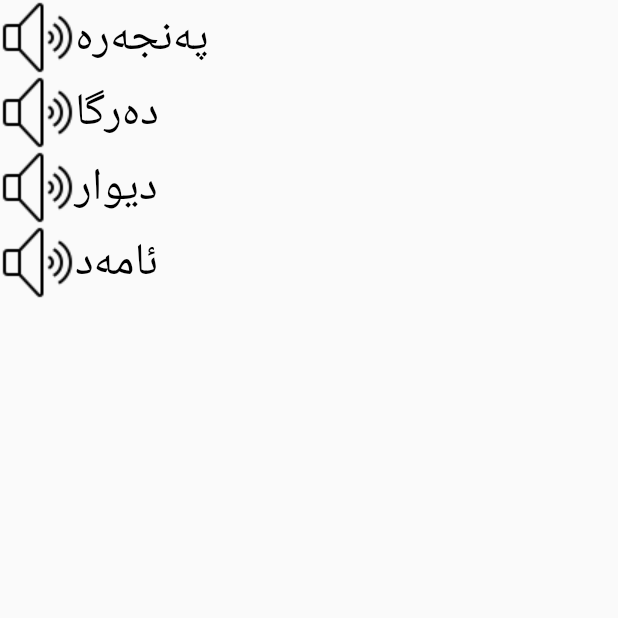
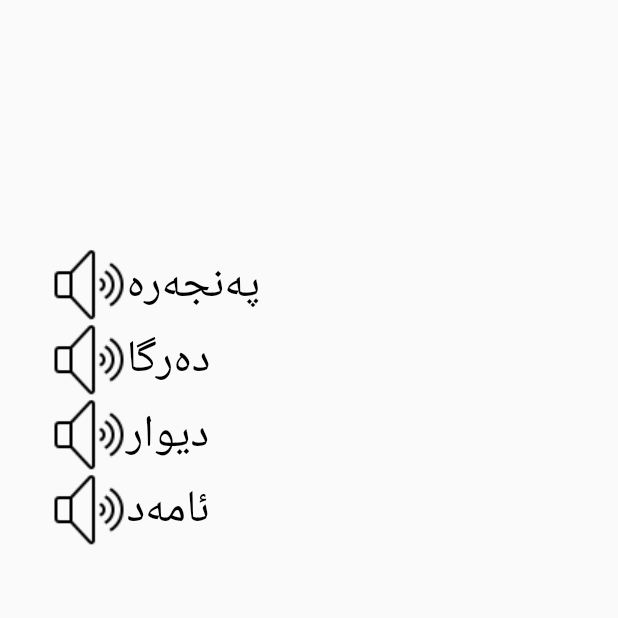
Before and after one commit to AsiaSaeed/studying_kurdish_language, a Flutter app: the screen it shows after launch, on a phone screen of 412 x 824 dp, the top half of it. Run offline on Flutter 3.47's test engine with Material 2 defaults, Android fonts, the phone set to English and light mode, and no system bars; our stand-ins replace audioplayers.

Commit message:
fixed position dor each item circle the letter activity

```diff
--- /dev/null
+++ b/lib/Listener/circle_the_letter_widget_listner.dart
@@ -0,0 +1,48 @@
+import 'package:flutter/cupertino.dart';
+import 'package:flutter/material.dart';
+
+class CircleTheLetterListener extends StatefulWidget {
+  Color color;
+  RichText richText;
+  CircleTheLetterListener(this.color,this.richText);
+  @override
+  _CircleTheLetterListenerState createState() => _CircleTheLetterListenerState();
+}
+
+class _CircleTheLetterListenerState extends State<CircleTheLetterListener> {
+  _CircleTheLetterListenerState();
+  GlobalKey _paintKey = new GlobalKey();
+  Offset _offset;
+  @override
+  Widget build(BuildContext context) {
+    return
+      new Listener(
+        onPointerDown: (PointerDownEvent event) {
+          RenderBox referenceBox = _paintKey.currentContext.findRenderObject();
+          Offset offset = referenceBox.globalToLocal(event.position);
+          setState(() {
+            _offset = offset;
+          });
+        },
+        child: new CustomPaint(
+          key: _paintKey,
+          painter: new MyCustomPainter(_offset,widget.color),
+          child: widget.richText
+        ),
+    );
+  }
+}
+class MyCustomPainter extends CustomPainter {
+  final Offset _offset;
+  var color;
+  MyCustomPainter(this._offset,this.color);
+
+  @override
+  void paint(Canvas canvas, Size size) {
+    if (_offset == null) return;
+    canvas.drawCircle(_offset, 10.0, new Paint()..color = color);
+  }
+
+  @override
+  bool shouldRepaint(MyCustomPainter other) => other._offset != _offset;
+}
--- a/lib/circle_the_letter.dart
+++ b/lib/circle_the_letter.dart
@@ -1,6 +1,8 @@
 import 'package:flutter/cupertino.dart';
 import 'package:flutter/gestures.dart';
 import 'package:flutter/material.dart';
+import 'package:studying_kurdish_language/Listener/circle_the_letter_widget_listner.dart';
+import 'package:audioplayers/audioplayers.dart';
 
 class CircleTheLetter extends StatefulWidget {
   @override
@@ -10,8 +12,8 @@ class CircleTheLetter extends StatefulWidget {
 class _CircleTheLetterState extends State<CircleTheLetter> {
   var widthUnit;
   var heightUnit;
-  double positionX = 0;
-  double positionY = 0;
+  double positionX=0;
+  double positionY=0;
   var letterColors = [Colors.black, Colors.black, Colors.black, Colors.black];
   static var circleColors = [
     Color(0xfffafafa),
@@ -29,102 +31,36 @@ class _CircleTheLetterState extends State<CircleTheLetter> {
   int ff = 0;
   int rf = 0;
   double textSize = 30;
-  var textChangedSize = [30.0, 30.0, 30.0, 30.0];
+  var textChangedSize = [30.0,30.0,30.0,30.0];
   RichText richText;
-  var _key = [
-    new GlobalKey(),
-    new GlobalKey(),
-    new GlobalKey(),
-    new GlobalKey(),
-  ];
-  Offset _offset0;
-  Offset _offset1;
-  Offset _offset2;
-  Offset _offset3;
-  Offset _offset;
-
-  RenderBox render;
-  RenderBox render0;
-  RenderBox render1;
-  RenderBox render2;
-  RenderBox render3;
-
   @override
   Widget build(BuildContext context) {
     heightUnit = MediaQuery.of(context).size.height / 5;
     widthUnit = MediaQuery.of(context).size.width / 6;
+
+    print(circleColors[0].toString());
     return Scaffold(
       body: Center(
+        child: Container(
+          width: widthUnit * 5,
+          height: heightUnit * 3,
           child: ListView.builder(
             itemCount: words.length,
             itemBuilder: (BuildContext context, int index) {
-          return Container(
-            width: MediaQuery.of(context).size.width - 16,
-            child: Listener(
-              onPointerDown: (PointerDownEvent event) {
-                render = _key[index].currentContext.findRenderObject();
-                Offset offset;
-
-                switch (index) {
-                  case 0:
-                    render0 = _key[index].currentContext.findRenderObject();
-                    offset = render0.globalToLocal(event.position);
-                    setState(() {
-                      if(letterColors[index]!=Colors.green)
-                      _offset0 = offset;
-                      _offset = _offset0;
-                    });
-
-                    break;
-                  case 1:
-                    render1 = _key[index].currentContext.findRenderObject();
-                    offset = render1.globalToLocal(event.position);
-                    setState(() {
-                      if(letterColors[index]!=Colors.green);
-                      _offset =offset;
-                    });
-
-                    break;
-                  case 2:
-                    render2 = _key[index].currentContext.findRenderObject();
-                    offset = render2.globalToLocal(event.position);
-                    setState(() {
-                      if(letterColors[index]!=Colors.green)
-                      _offset = offset;
-                    });
-
-                    break;
-                  case 3:
-                    render3 = _key[index].currentContext.findRenderObject();
-                    offset = render3.globalToLocal(event.position);
-                    setState(() {
-                      if(letterColors[index]!=Colors.green)
-                      _offset = offset;
-                    });
-                    break;
-                }
-                ;
-              },
-              child: new CustomPaint(
-                key: _key[index],
-                painter: new MyCustomPainter(_offset),
-                child: Center(
-                  child: Row(
+              return Row(
                 children: [
                   GestureDetector(
                     child: Image.asset('asset/sound.png'),
                     onTap: () {},
                   ),
-                      rich(words[index], 'د', index)
+                 CircleTheLetterListener(circleColors[index],rich(words[index], 'د', index))
                 ],
-                  ),
+              );
+            },
           ),
         ),
       ),
     );
-        },
-      ),
-    ));
   }
 
   Widget rich(String cWord, String cLetter, int numOfWord) {
@@ -137,13 +73,13 @@ class _CircleTheLetterState extends State<CircleTheLetter> {
         children: <TextSpan>[
           new TextSpan(
               text: letter,
-              style: (TextStyle(
-                  color: letterColor, fontSize: textChangedSize[numOfWord])),
+              style: (TextStyle(color: letterColor, fontSize: textSize)),
               recognizer: TapGestureRecognizer()
                 ..onTap = () {
+
                   setState(() {
                     letterColors[numOfWord] = Colors.green;
-                    circleColors[numOfWord] = Colors.black;
+                    circleColors[numOfWord] = Colors.grey;
                     textChangedSize[numOfWord] = 50;
                   });
                 }),
@@ -153,6 +89,10 @@ class _CircleTheLetterState extends State<CircleTheLetter> {
               color: Colors.black,
               fontSize: textSize,
             ),
+            recognizer: TapGestureRecognizer() ..onTap=() {
+
+            }
+
           ),
         ],
       ));
@@ -165,13 +105,12 @@ class _CircleTheLetterState extends State<CircleTheLetter> {
                 style: TextStyle(color: Colors.black, fontSize: textSize)),
             new TextSpan(
                 text: letter,
-                style: (TextStyle(
-                    color: letterColor, fontSize: textChangedSize[numOfWord])),
+                style: (TextStyle(color: letterColor, fontSize: textSize)),
                 recognizer: TapGestureRecognizer()
                   ..onTap = () {
                     setState(() {
                       letterColors[numOfWord] = Colors.green;
-                      circleColors[numOfWord] = Colors.black;
+                      circleColors[numOfWord] = Colors.grey;
                       textChangedSize[numOfWord] = 50;
                     });
                   }),
@@ -198,14 +137,14 @@ class _CircleTheLetterState extends State<CircleTheLetter> {
                 style: TextStyle(color: Colors.black, fontSize: textSize)),
             new TextSpan(
                 text: letter,
-                style: (TextStyle(
-                    color: letterColor, fontSize: textChangedSize[numOfWord])),
+                style: (TextStyle(color: letterColor, fontSize: textSize)),
                 recognizer: TapGestureRecognizer()
                   ..onTap = () {
                     setState(() {
                       letterColors[numOfWord] = Colors.green;
-                      circleColors[numOfWord] = Colors.black;
+                      circleColors[numOfWord] = Colors.grey;
                       textChangedSize[numOfWord] = 50;
+
                     });
                   }),
             new TextSpan(
@@ -226,18 +165,3 @@ class _CircleTheLetterState extends State<CircleTheLetter> {
     return richText;
   }
 }
-
-class MyCustomPainter extends CustomPainter {
-  final Offset _offset;
-
-  MyCustomPainter(this._offset);
-
-  @override
-  void paint(Canvas canvas, Size size) {
-    if (_offset == null) return;
-    canvas.drawCircle(_offset, 15.0, new Paint()..color = Colors.grey);
-  }
-
-  @override
-  bool shouldRepaint(MyCustomPainter other) => other._offset != _offset;
-}
--- a/pubspec.yaml
+++ b/pubspec.yaml
@@ -11,6 +11,8 @@ dependencies:
   flutter:
     sdk: flutter
   cupertino_icons: ^0.1.3
+  positioned_tap_detector: ^1.0.3
+  audioplayers: ^0.16.1
 
 dev_dependencies:
   flutter_test:
```
Also changed, not shown: pubspec.lock. Lines whose indentation alone changed are shown as unchanged.
